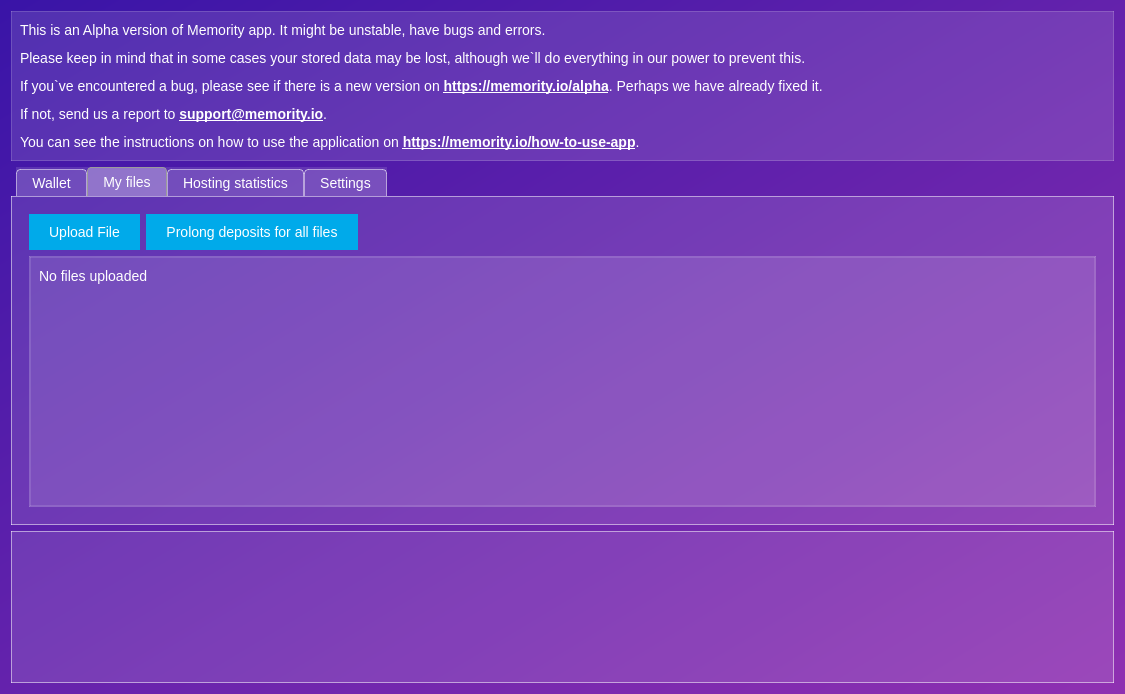
Memority/memority, file memority/ui/main.ui: the form before one commit.
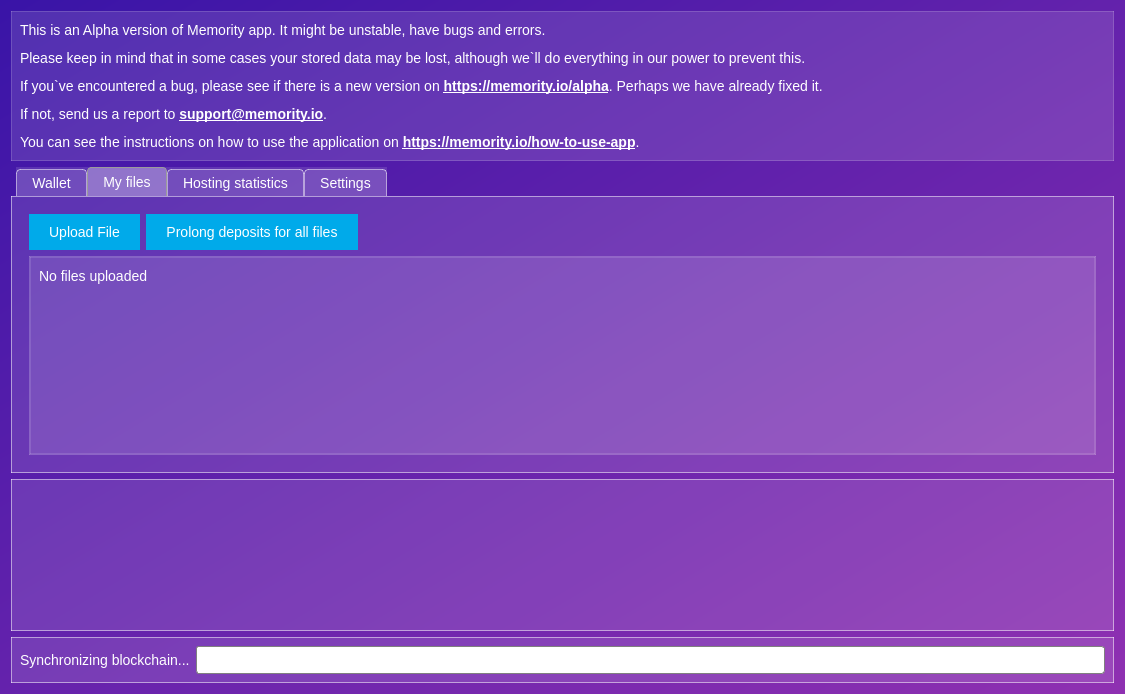
The form after the commit. The open tabs and pages were chosen to show the change. Icons and pictures are not drawn.

Diff of the .ui file:
```diff
--- a/memority/ui/main.ui
+++ b/memority/ui/main.ui
@@ -522,7 +522,7 @@
             <x>0</x>
             <y>0</y>
             <width>1101</width>
-            <height>331</height>
+            <height>284</height>
            </rect>
           </property>
           <layout class="QVBoxLayout" name="verticalLayout_21">
@@ -603,7 +603,7 @@
                 <x>0</x>
                 <y>0</y>
                 <width>1087</width>
-                <height>269</height>
+                <height>222</height>
                </rect>
               </property>
               <property name="styleSheet">
@@ -1142,6 +1142,50 @@
      </property>
     </widget>
    </item>
+   <item>
+    <widget class="QWidget" name="sync_display_widget" native="true">
+     <property name="enabled">
+      <bool>true</bool>
+     </property>
+     <property name="styleSheet">
+      <string notr="true">QWidget#sync_display_widget{
+padding: 15px;
+background: rgba(255,255,255, 30);
+border: 1px solid rgba(255,255,255, 130);
+}
+QProgressBar:horizontal {
+border: 1px solid gray;
+border-radius: 3px;
+background: white;
+padding: 1px;
+text-align: right;
+margin-right: 5ex;
+}
+QProgressBar::chunk:horizontal {
+background: qlineargradient(x1: 0, y1: 0.5, x2: 1, y2: 0.5, stop: 0 rgb(50, 80, 234), stop: 1 rgb(0, 170, 234));
+}</string>
+     </property>
+     <layout class="QHBoxLayout" name="horizontalLayout_3">
+      <item>
+       <widget class="QLabel" name="label_11">
+        <property name="text">
+         <string>Synchronizing blockchain...</string>
+        </property>
+       </widget>
+      </item>
+      <item>
+       <widget class="QProgressBar" name="sync_progressbar">
+        <property name="maximum">
+         <number>99</number>
+        </property>
+        <property name="value">
+         <number>0</number>
+        </property>
+       </widget>
+      </item>
+     </layout>
+    </widget>
+   </item>
   </layout>
  </widget>
  <resources/>
```
Left out of the diff: 4 changed lines with no effect on the pictures.
